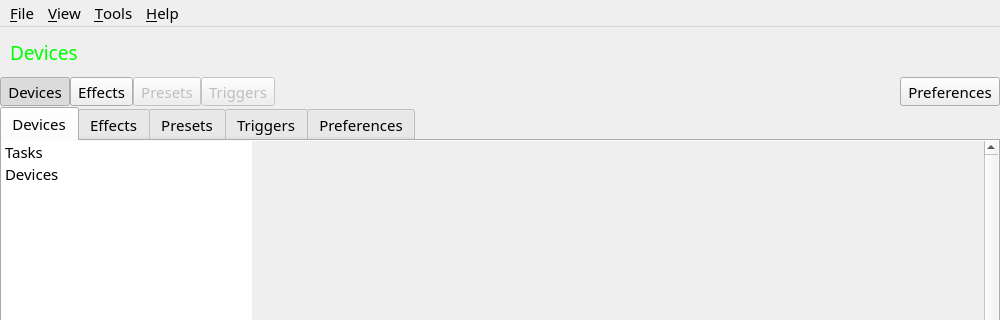
Above: data/ui/main.ui from polychromatic/polychromatic before the change; both pictures show x 0 to 1000 and y 0 to 320 of the 1000 by 600 pixel window. Below: the same form after it.
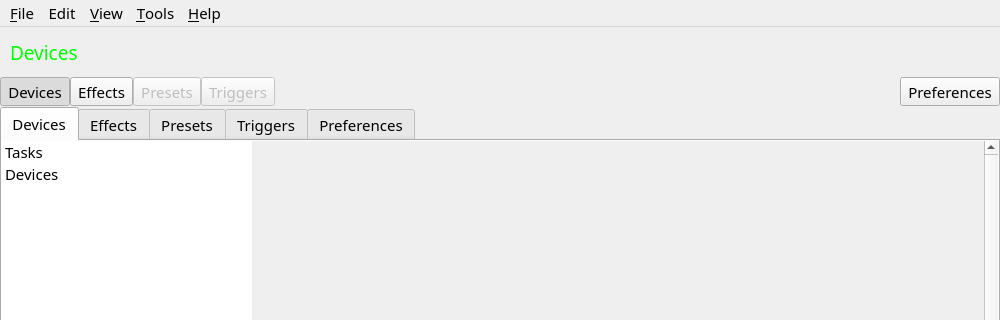
That is the form after the change. Icons and pictures are not drawn.

Commit message:
controller: Begin adding menu bar functions
Implementing the about dialog and stubbing other functions.

The edit to the form file:
```diff
--- a/data/ui/main.ui
+++ b/data/ui/main.ui
@@ -775,7 +775,15 @@
     <addaction name="actionRestartTrayApplet"/>
     <addaction name="actionRestartHelper"/>
    </widget>
+   <widget class="QMenu" name="menuEdit">
+    <property name="title">
+     <string>Edit</string>
+    </property>
+    <addaction name="actionDuplicate"/>
+    <addaction name="actionDelete"/>
+   </widget>
    <addaction name="menuFile"/>
+   <addaction name="menuEdit"/>
    <addaction name="menuView"/>
    <addaction name="menuTools"/>
    <addaction name="menuHelp"/>
```
Left out of the diff: 90 changed lines with no effect on the pictures. The commit also changes 8 other files.
